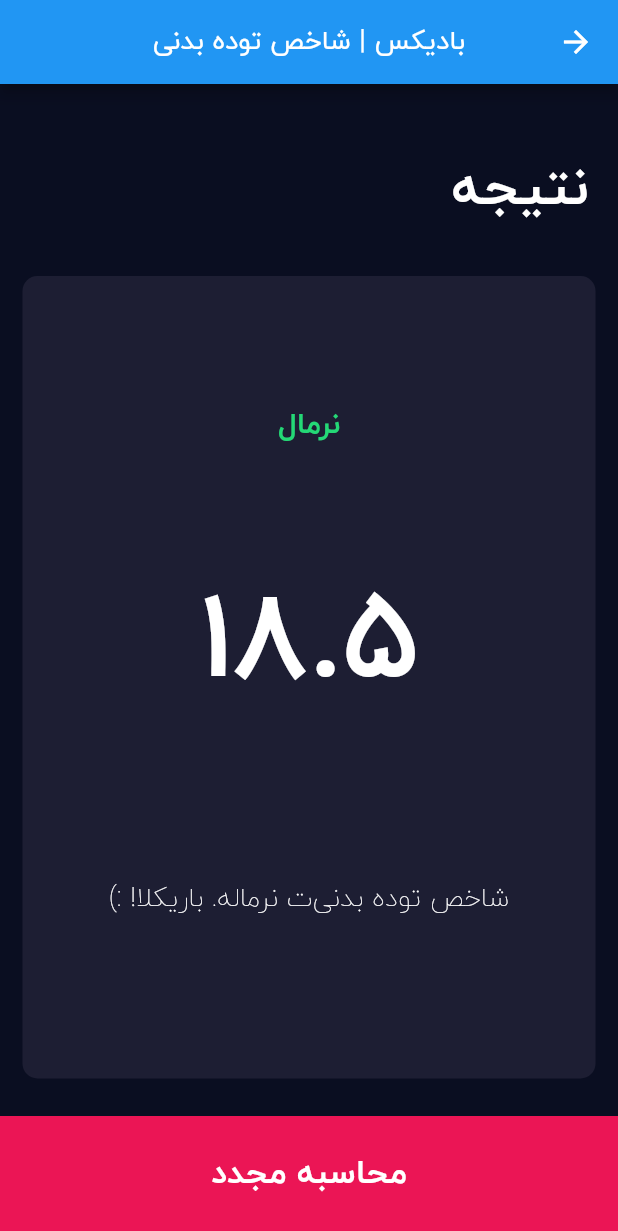
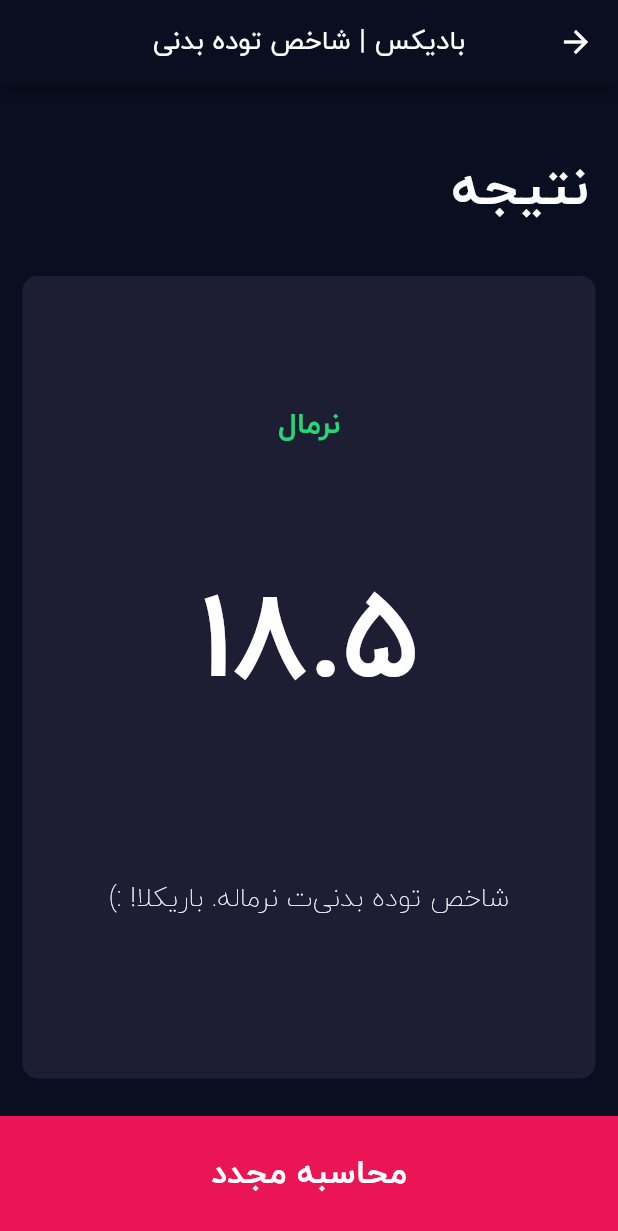
Before and after one commit to mahdyar/bodyx, a Flutter app: the screen it shows after launch, after a tap on the "add" icon, after a tap on the "remove" icon, after a tap on "محاسبه", on a phone screen of 412 x 824 dp. Shown: the top 1231 px of the screen. Run offline on Flutter 3.47's test engine with Material 2 defaults, Android fonts, the phone set to English and light mode, and no system bars; our stand-ins replace font_awesome_flutter.

Commit message:
fix: set background color on `ResultsPage` appbar
for better compatibility on ios devices.

```diff
--- a/lib/pages/ResultsPage.dart
+++ b/lib/pages/ResultsPage.dart
@@ -20,7 +20,10 @@ class ResultsPage extends StatelessWidget {
         child: Scaffold(
             appBar: AppBar(
               centerTitle: true,
-              title: Text('بادیکس | شاخص توده بدنی'),
+              title: Text(
+                'بادیکس | شاخص توده بدنی',
+              ),
+              backgroundColor: kMainColor,
             ),
             body: Column(
               mainAxisAlignment: MainAxisAlignment.spaceEvenly,
```
